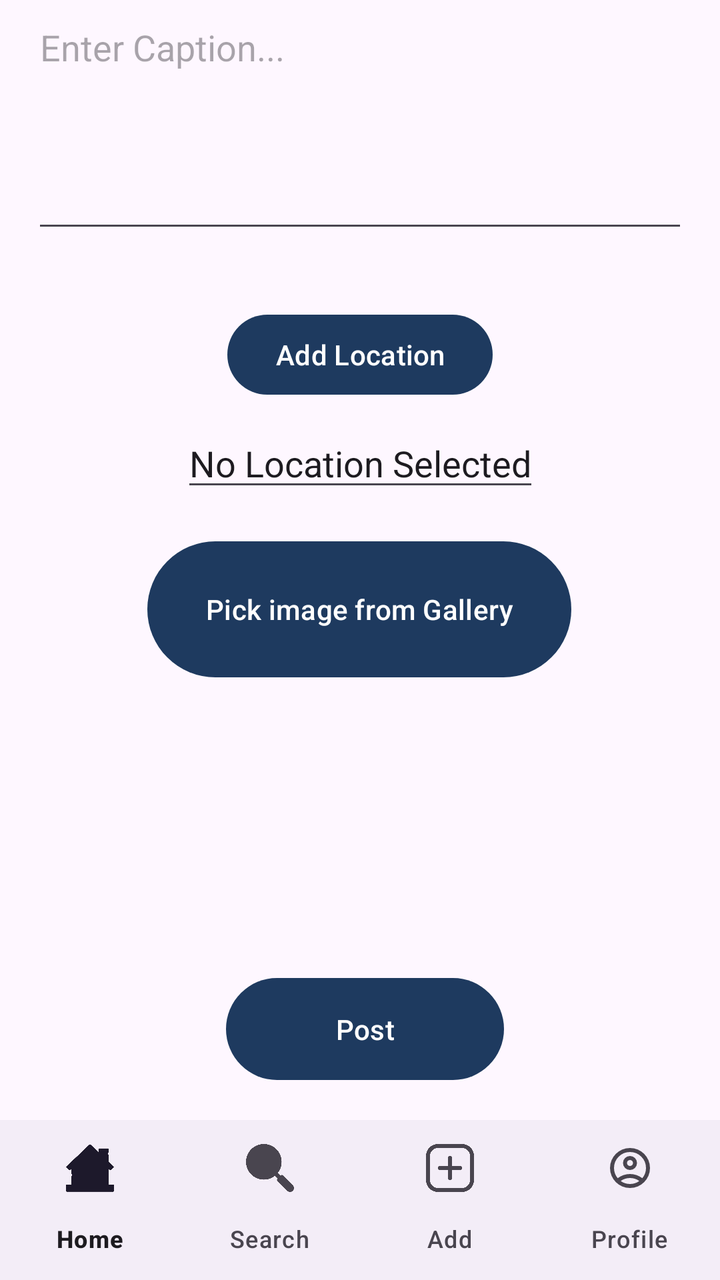
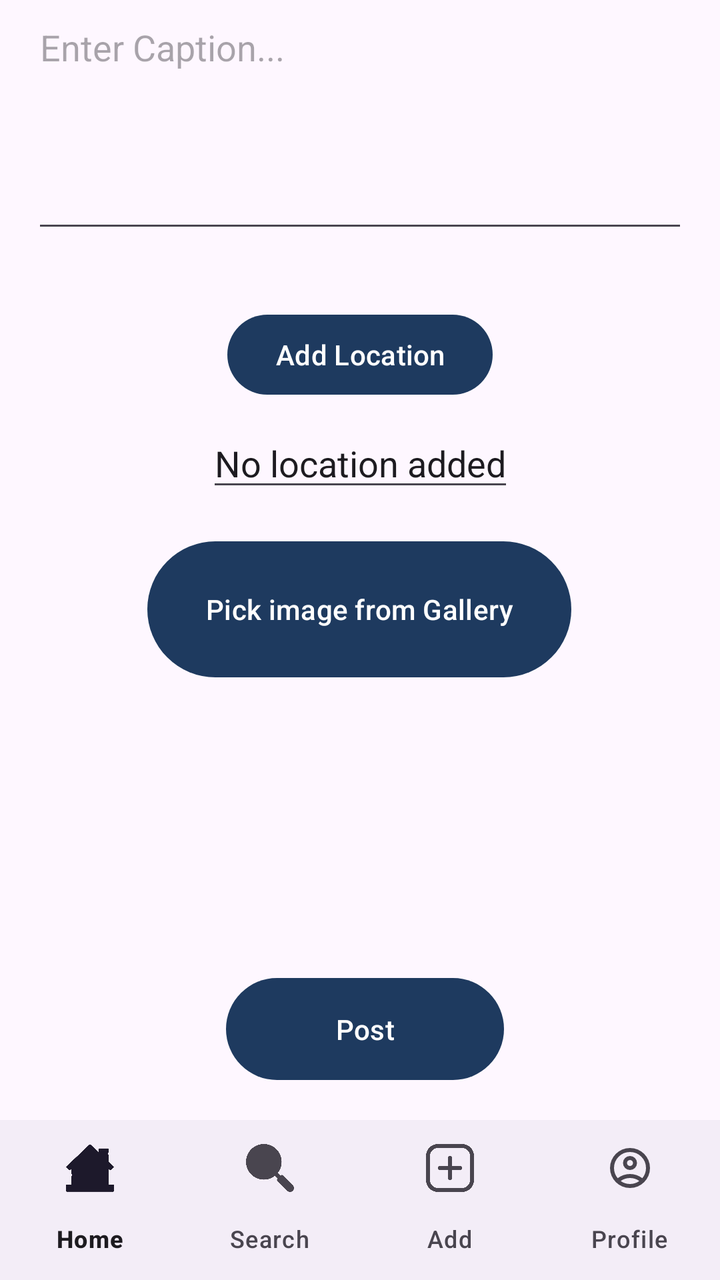

Screens rendered from an Android XML layout before and after an edit, with the pre-edit source and the edit as a unified diff.
<!-- AndroidManifest.xml: application theme Theme.WooferProject -->
<!-- res/layout/post_page.xml -->
<androidx.constraintlayout.widget.ConstraintLayout
    xmlns:android="http://schemas.android.com/apk/res/android"
    xmlns:app="http://schemas.android.com/apk/res-auto"
    xmlns:tools="http://schemas.android.com/tools"
    android:layout_width="match_parent"
    android:layout_height="match_parent">


    <EditText
        android:id="@+id/addText"
        android:layout_width="0dp"
        android:layout_height="120dp"
        android:ems="10"
        android:gravity="start|top"
        android:inputType="textMultiLine"
        android:hint="Enter Caption..."
        app:layout_constraintTop_toTopOf="parent"
        app:layout_constraintBottom_toTopOf="@+id/locationButt"
        app:layout_constraintStart_toStartOf="parent"
        app:layout_constraintEnd_toEndOf="parent"
        app:layout_constraintVertical_chainStyle="packed"
        android:layout_margin="16dp"/>


    <Button
        android:id="@+id/locationButt"
        android:layout_width="wrap_content"
        android:layout_height="wrap_content"
        android:text="Add Location"
        app:layout_constraintTop_toBottomOf="@id/addText"
        app:layout_constraintBottom_toTopOf="@+id/location"
        app:layout_constraintStart_toStartOf="parent"
        app:layout_constraintEnd_toEndOf="parent"
        android:layout_marginTop="16dp"/>


    <EditText
        android:id="@+id/location"
        android:layout_width="wrap_content"
        android:layout_height="wrap_content"
        android:text="No Location Selected"
        app:layout_constraintTop_toBottomOf="@id/locationButt"
        app:layout_constraintBottom_toTopOf="@+id/imageButt"
        app:layout_constraintStart_toStartOf="parent"
        app:layout_constraintEnd_toEndOf="parent"
        android:layout_marginTop="8dp"/>


    <Button
        android:id="@+id/imageButt"
        android:layout_width="212dp"
        android:layout_height="76dp"
        android:layout_marginTop="16dp"
        android:text="Pick image from Gallery"
        app:layout_constraintBottom_toTopOf="@+id/imageView"
        app:layout_constraintEnd_toEndOf="parent"
        app:layout_constraintHorizontal_bias="0.497"
        app:layout_constraintStart_toStartOf="parent"
        app:layout_constraintTop_toBottomOf="@id/location" />

    <ImageView
        android:id="@+id/imageView"
        android:layout_width="0dp"
        android:layout_height="200dp"
        android:layout_margin="16dp"
        android:scaleType="centerCrop"
        app:layout_constraintBottom_toTopOf="@+id/navigationBar"
        app:layout_constraintEnd_toEndOf="parent"
        app:layout_constraintStart_toStartOf="parent"
        app:layout_constraintTop_toBottomOf="@id/imageButt" />

    <Button
        android:id="@+id/postButton"
        android:layout_width="139dp"
        android:layout_height="59dp"
        android:layout_marginBottom="16dp"
        android:text="Post"
        app:layout_constraintBottom_toTopOf="@id/navigationBar"
        app:layout_constraintEnd_toEndOf="parent"
        app:layout_constraintHorizontal_bias="0.511"
        app:layout_constraintStart_toStartOf="parent" />

    <com.google.android.material.bottomnavigation.BottomNavigationView
        android:id="@+id/navigationBar"
        android:layout_width="match_parent"
        android:layout_height="wrap_content"
        app:labelVisibilityMode="labeled"
        app:menu="@menu/bottom_menu"
        app:layout_constraintBottom_toBottomOf="parent" />


</androidx.constraintlayout.widget.ConstraintLayout>
<!-- resources referenced by this layout -->
<resources>
  <style name="Theme.WooferProject" parent="Base.Theme.WooferProject" />
  <style name="Base.Theme.WooferProject" parent="Theme.Material3.DayNight.NoActionBar">
          
          <item name="colorPrimary">@color/magnet_blue</item>
          <item name="colorOnPrimary">@color/white</item>
          <item name="colorPrimaryContainer">@color/magnet_blue</item>
          <item name="colorOnPrimaryContainer">@color/white</item>
      </style>
  <color name="magnet_blue">#1E3A5F</color>
  <color name="white">#FFFFFFFF</color>
</resources>

<!-- the commit's change to res/layout/post_page.xml (unified diff, before → after) -->
@@ -38,7 +38,7 @@
         android:id="@+id/location"
         android:layout_width="wrap_content"
         android:layout_height="wrap_content"
-        android:text="No Location Selected"
+        android:text="No location added"
         app:layout_constraintTop_toBottomOf="@id/locationButt"
         app:layout_constraintBottom_toTopOf="@+id/imageButt"
         app:layout_constraintStart_toStartOf="parent"
